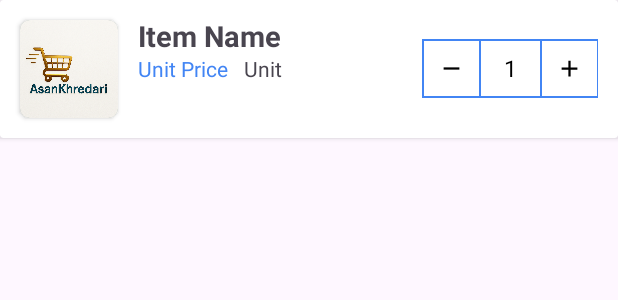
After one commit to Rooshan-03/Asan-Khredarii, an Android app: the layout customer_cart_item_layout.xml on its own in the app's theme, with its tools: preview values and no code run, on a phone screen of 412 x 824 dp. The commit adds this screen. Shown: the top 300 px of the screen. Run offline under Robolectric (Android 15) with nearby library versions, the phone set to English and light mode, and no system bars.

Commit message:
Item stored in cart

```diff
--- a/app/src/main/java/com/rooshan/AsanKhredari/Adapter/CustomerHomeAdapter.kt
+++ b/app/src/main/java/com/rooshan/AsanKhredari/Adapter/CustomerHomeAdapter.kt
@@ -1,5 +1,6 @@
 package com.rooshan.AsanKhredari.Adapter
 
+import android.annotation.SuppressLint
 import android.content.Context
 import android.os.Bundle
 import android.view.LayoutInflater
@@ -39,6 +40,7 @@ class CustomerHomeAdapter(
 
     override fun getItemCount(): Int = dataList.size
 
+    @SuppressLint("NotifyDataSetChanged")
     fun updateList(newList: MutableList<CustomerHomeDataClass>) {
         dataList = newList
         notifyDataSetChanged()
--- a/app/src/main/java/com/rooshan/AsanKhredari/DataClass/CustomerShopItemsDataClass.kt
+++ b/app/src/main/java/com/rooshan/AsanKhredari/DataClass/CustomerShopItemsDataClass.kt
@@ -1,7 +1,7 @@
 package com.rooshan.AsanKhredari.DataClass
 
 data class CustomerShopItemsDataClass(
-    var id: Long? = null,
+    var key: String = "",
     var itemName: String? = null,
     var price: Double? = null,
     var deliveryPrice: Double? = null,
--- /dev/null
+++ b/app/src/main/res/drawable/baseline_remove_24.xml
@@ -0,0 +1,5 @@
+<vector xmlns:android="http://schemas.android.com/apk/res/android" android:height="24dp" android:tint="#000000" android:viewportHeight="24" android:viewportWidth="24" android:width="24dp">
+
+    <path android:fillColor="@android:color/white" android:pathData="M19,13H5v-2h14v2z"/>
+
+</vector>
--- /dev/null
+++ b/app/src/main/res/drawable/bg_btn.xml
@@ -0,0 +1,5 @@
+<?xml version="1.0" encoding="utf-8"?>
+<shape xmlns:android="http://schemas.android.com/apk/res/android">
+    <stroke android:width="@dimen/_1sdp" android:color="@color/primaryDark"/>
+    <solid android:color="@color/white"/>
+</shape>
--- /dev/null
+++ b/app/src/main/res/layout/customer_cart_item_layout.xml
@@ -0,0 +1,119 @@
+<?xml version="1.0" encoding="utf-8"?>
+<androidx.cardview.widget.CardView xmlns:android="http://schemas.android.com/apk/res/android"
+    xmlns:app="http://schemas.android.com/apk/res-auto"
+    android:layout_width="match_parent"
+    android:layout_height="wrap_content">
+
+    <RelativeLayout
+        android:layout_width="match_parent"
+        android:layout_height="wrap_content">
+
+        <androidx.cardview.widget.CardView
+            android:id="@+id/cardImg"
+            android:layout_width="@dimen/_50sdp"
+            android:layout_height="@dimen/_50sdp"
+            android:layout_alignParentStart="true"
+            android:layout_centerInParent="true"
+            android:layout_margin="@dimen/_10sdp"
+            android:backgroundTint="@color/green"
+            app:cardCornerRadius="@dimen/_5sdp">
+
+            <ImageView
+                android:id="@+id/img"
+                android:layout_width="@dimen/_50sdp"
+                android:layout_height="@dimen/_50sdp"
+                android:backgroundTint="@color/green"
+                android:src="@drawable/app_logo" />
+        </androidx.cardview.widget.CardView>
+
+        <TextView
+            android:id="@+id/itemCartName"
+            android:layout_width="wrap_content"
+            android:layout_height="wrap_content"
+            android:layout_marginTop="@dimen/_8sdp"
+            android:layout_toRightOf="@id/cardImg"
+            android:text="Item Name"
+            android:textSize="@dimen/_15sdp"
+            android:textStyle="bold" />
+
+        <TextView
+            android:id="@+id/itemCartTotalPrice"
+            android:layout_width="wrap_content"
+            android:layout_height="wrap_content"
+            android:layout_below="@id/itemCartName"
+            android:layout_centerInParent="true"
+            android:layout_toRightOf="@id/cardImg"
+            android:text="Unit Price"
+            android:textColor="@color/primaryDark" />
+
+        <TextView
+            android:id="@+id/itemCartUnit"
+            android:layout_width="wrap_content"
+            android:layout_height="wrap_content"
+            android:layout_centerInParent="true"
+            android:layout_marginStart="@dimen/_8sdp"
+            android:layout_toRightOf="@id/itemCartTotalPrice"
+            android:text="Unit" />
+
+        <LinearLayout
+            android:id="@+id/quantityControl"
+            android:layout_width="@dimen/_90sdp"
+            android:layout_height="@dimen/_30sdp"
+            android:layout_alignParentEnd="true"
+            android:layout_centerInParent="true"
+            android:layout_marginEnd="@dimen/_10sdp"
+            android:background="@drawable/bg_btn"
+            android:orientation="horizontal">
+
+            <!-- Decrease Button -->
+            <com.google.android.material.button.MaterialButton
+                android:id="@+id/btnDecrease"
+                style="@style/Widget.Material3.Button.OutlinedButton"
+                android:layout_width="@dimen/_30sdp"
+                android:layout_height="match_parent"
+                android:backgroundTint="@color/white"
+                android:insetLeft="0dp"
+                android:insetTop="0dp"
+                android:insetRight="0dp"
+                android:insetBottom="0dp"
+                app:cornerRadius="0dp"
+                app:icon="@drawable/baseline_remove_24"
+                app:iconGravity="textStart"
+                app:iconPadding="0dp"
+                app:iconSize="@dimen/_14sdp"
+                app:iconTint="@color/black"
+                app:strokeColor="@color/primaryDark"
+                app:strokeWidth="@dimen/_1sdp" />
+
+            <!-- Quantity Display -->
+            <TextView
+                android:id="@+id/itemCartQuantity"
+                android:layout_width="@dimen/_30sdp"
+                android:layout_height="match_parent"
+                android:gravity="center"
+                android:text="1"
+                android:textColor="@color/black"
+                android:textSize="@dimen/_12sdp" />
+
+            <!-- Increase Button -->
+            <com.google.android.material.button.MaterialButton
+                android:id="@+id/btnIncrease"
+                style="@style/Widget.Material3.Button.OutlinedButton"
+                android:layout_width="@dimen/_30sdp"
+                android:layout_height="match_parent"
+                android:backgroundTint="@color/white"
+                android:insetLeft="0dp"
+                android:insetTop="0dp"
+                android:insetRight="0dp"
+                android:insetBottom="0dp"
+                app:cornerRadius="0dp"
+                app:icon="@drawable/baseline_add_24"
+                app:iconGravity="textStart"
+                app:iconPadding="0dp"
+                app:iconSize="@dimen/_14sdp"
+                app:iconTint="@color/black"
+                app:strokeColor="@color/primaryDark"
+                app:strokeWidth="@dimen/_1sdp" />
+        </LinearLayout>
+    </RelativeLayout>
+</androidx.cardview.widget.CardView>
```
Also changed, not shown: app/src/main/java/com/rooshan/AsanKhredari/Adapter/CustomerCartAdapter.kt (added, +82 -0 lines), app/src/main/java/com/rooshan/AsanKhredari/Adapter/CustomerShopItemsAdapter.kt (+41 -6 lines), app/src/main/java/com/rooshan/AsanKhredari/DataClass/CustomerCartDataClass.kt (added, +10 -0 lines), app/src/main/java/com/rooshan/AsanKhredari/Fragments/CustomerCart.kt (added, +101 -0 lines), app/src/main/java/com/rooshan/AsanKhredari/Fragments/CustomerShopItems.kt (+33 -12 lines), app/src/main/res/layout/fragment_customer_cart.xml (added, +80 -0 lines), app/src/main/res/menu/cuatomer_cart_option_menu.xml (renamed from app/src/main/res/drawable/baseline_edit_24.xml, +16 -3 lines), app/src/main/res/navigation/nav_graph.xml (+13 -1 lines).
